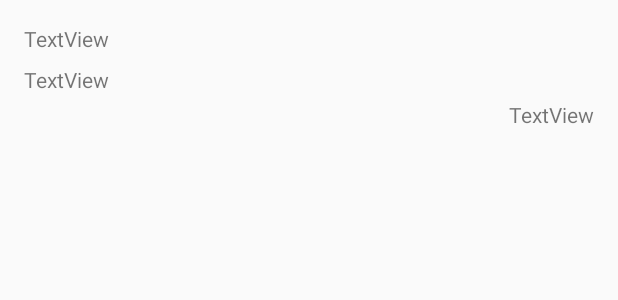
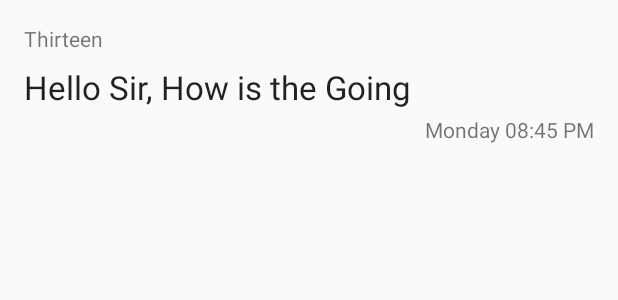
Before and after one commit to Fanadezz/WhatsAppClone, an Android app: the layout recycler_view_layout.xml on its own in the app's theme, with its tools: preview values and no code run, on a phone screen of 412 x 824 dp. Shown: the top 300 px of the screen. Run offline under Robolectric (Android 15) with nearby library versions, the phone set to English and light mode, and no system bars.

```diff
--- a/app/src/main/res/layout/recycler_view_layout.xml
+++ b/app/src/main/res/layout/recycler_view_layout.xml
@@ -3,7 +3,7 @@
     xmlns:app="http://schemas.android.com/apk/res-auto"
     xmlns:tools="http://schemas.android.com/tools"
     android:layout_width="match_parent"
-    android:layout_height="match_parent">
+    android:layout_height="wrap_content">
 
     <TextView
         android:id="@+id/fromTextView"
@@ -11,9 +11,9 @@
         android:layout_height="wrap_content"
         android:layout_marginStart="16dp"
         android:layout_marginTop="16dp"
-        android:text="TextView"
         app:layout_constraintStart_toStartOf="parent"
-        app:layout_constraintTop_toTopOf="parent" />
+        app:layout_constraintTop_toTopOf="parent"
+        tools:text="Thirteen" />
 
     <TextView
         android:id="@+id/timeStampTextView"
@@ -21,9 +21,9 @@
         android:layout_height="wrap_content"
         android:layout_marginTop="4dp"
         android:layout_marginEnd="16dp"
-        android:text="TextView"
         app:layout_constraintEnd_toEndOf="parent"
-        app:layout_constraintTop_toBottomOf="@+id/msgTextView" />
+        app:layout_constraintTop_toBottomOf="@+id/msgTextView"
+        tools:text="Monday 08:45 PM" />
 
     <TextView
         android:id="@+id/msgTextView"
@@ -32,8 +32,9 @@
         android:layout_marginStart="16dp"
         android:layout_marginTop="8dp"
         android:layout_marginEnd="16dp"
-        android:text="TextView"
+        android:textAppearance="@style/TextAppearance.AppCompat.Large"
         app:layout_constraintEnd_toEndOf="parent"
         app:layout_constraintStart_toStartOf="parent"
-        app:layout_constraintTop_toBottomOf="@+id/fromTextView" />
+        app:layout_constraintTop_toBottomOf="@+id/fromTextView"
+        tools:text="Hello Sir, How is the Going" />
 </androidx.constraintlayout.widget.ConstraintLayout>
```
Also changed, not shown: app/src/main/java/com/androidshowtime/whatsappclone/MessageFragment.kt (+8 -32 lines), app/src/main/java/com/androidshowtime/whatsappclone/RecyclerViewAdapter.kt (+46 -1 lines).
